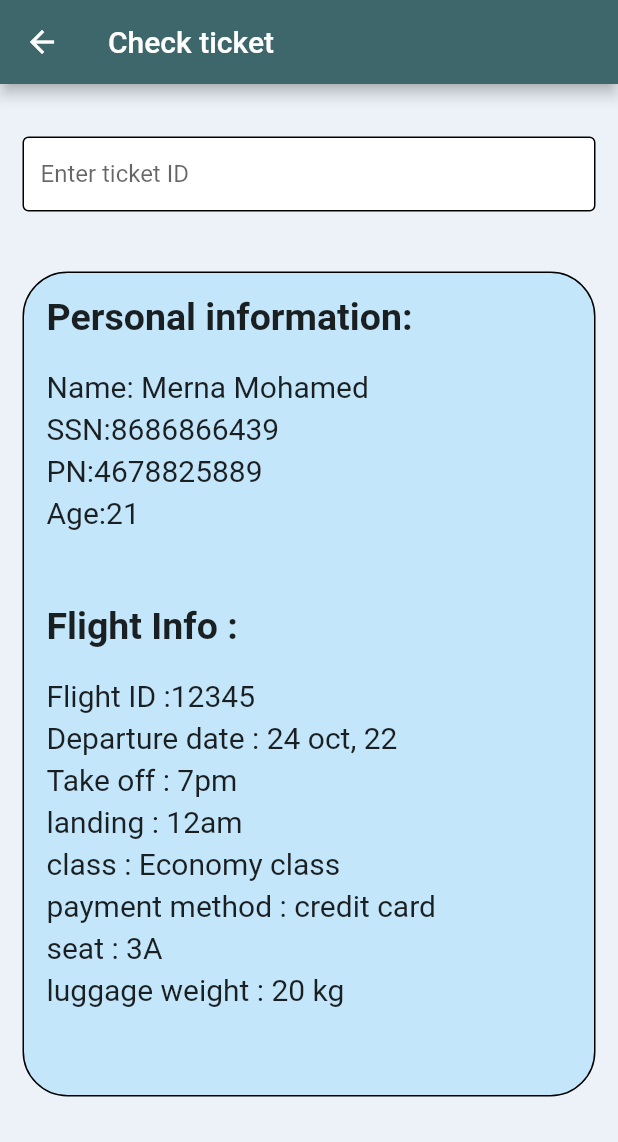
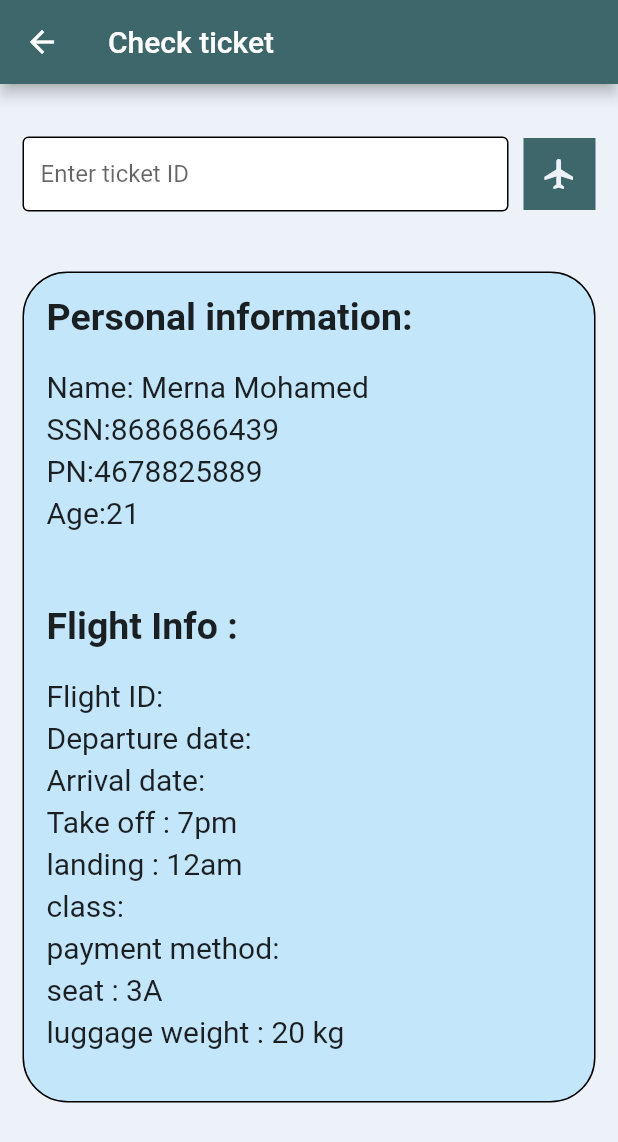
Before and after one commit to Mernamohamed44/airlineResrvation, a Flutter app: the CheckFlight screen opened directly, on a phone screen of 412 x 824 dp. Shown: the top 1142 px of the screen. Run offline on Flutter 3.47's test engine with Material 2 defaults, Android fonts, the phone set to English and light mode, and no system bars; our stand-ins replace firebase_core; accounts and stored records are empty.

Commit message:
some updates

```diff
--- a/lib/screens/check_flight.dart
+++ b/lib/screens/check_flight.dart
@@ -1,10 +1,50 @@
 import 'package:flutter/material.dart';
 import 'package:zeft/colors.dart';
-import '../widgets/screen_textfield.dart';
+import 'package:zeft/flight_data.dart';
+import 'package:zeft/widgets/check_ticket_data_box.dart';
 
 // ignore: must_be_immutable
-class CheckFlight extends StatelessWidget {
+class CheckFlight extends StatefulWidget {
   const CheckFlight({Key? key}) : super(key: key);
+
+  @override
+  State<CheckFlight> createState() => _CheckFlightState();
+}
+
+class _CheckFlightState extends State<CheckFlight> {
+  final myController = TextEditingController();
+
+  String id = "";
+  String departureAirport = "";
+  String arrivalAirport = "";
+  String departureDate = "";
+  String arrivalDate = "";
+  String ticketClass = "";
+  String paymentMethod = "";
+  String price = "";
+
+  int get flightIndex {
+    switch (myController.text) {
+      case "12345":
+        return 0;
+      case "56789":
+        return 1;
+      case "10000":
+        return 2;
+      case "23456":
+        return 3;
+      case "98765":
+        return 4;
+      case "54321":
+        return 5;
+      case "20000":
+        return 6;
+      case "50000":
+        return 7;
+      default:
+        return 0;
+    }
+  }
 
   @override
   Widget build(BuildContext context) {
@@ -16,77 +56,78 @@ class CheckFlight extends StatelessWidget {
       ),
       body: Padding(
         padding: const EdgeInsets.all(15.0),
+        child: SingleChildScrollView(
           child: Column(
             children: [
               const SizedBox(
                 height: 20,
               ),
-            const ScreenTextField('Enter ticket ID'),
+              SizedBox(
+                height: 50,
+                child: Row(
+                  children: [
+                    Expanded(
+                      child: TextField(
+                        controller: myController,
+                        decoration: const InputDecoration(
+                          label: Text("Enter ticket ID"),
+                          fillColor: Colors.white,
+                          filled: true,
+                          enabledBorder:
+                              OutlineInputBorder(borderSide: BorderSide()),
+                          focusedBorder: OutlineInputBorder(
+                              borderSide: BorderSide(width: 1)),
+                        ),
+                      ),
+                    ),
                     const SizedBox(
-              height: 40,
+                      width: 10,
                     ),
                     Container(
-              height: 550,
-              width: double.infinity,
-              decoration: BoxDecoration(
-                  color: lightBlue,
-                  borderRadius: const BorderRadius.all(Radius.circular(30)),
-                  border: Border.all(color: Colors.black)),
-              child: Padding(
-                padding: const EdgeInsets.all(15.0),
-                child: Column(
-                  mainAxisAlignment: MainAxisAlignment.start,
-                  crossAxisAlignment: CrossAxisAlignment.start,
-                  children: const [
-                    Text(
-                      'Personal information:',
-                      style:
-                          TextStyle(fontWeight: FontWeight.bold, fontSize: 25),
-                    ),
-                    SizedBox(height: 20),
-                    Text('Name: Merna Mohamed', style: TextStyle(fontSize: 20)),
-                    SizedBox(height: 5),
-                    Text('SSN:8686866439', style: TextStyle(fontSize: 20)),
-                    SizedBox(height: 5),
-                    Text('PN:4678825889', style: TextStyle(fontSize: 20)),
-                    SizedBox(height: 5),
-                    Text('Age:21', style: TextStyle(fontSize: 20)),
-                    SizedBox(
-                      height: 50,
-                    ),
-                    Text('Flight Info :',
-                        style: TextStyle(
-                            fontWeight: FontWeight.bold, fontSize: 25)),
-                    SizedBox(height: 20),
-                    Text('Flight ID :12345', style: TextStyle(fontSize: 20)),
-                    SizedBox(height: 5),
-                    Text('Departure date : 24 oct, 22',
-                        style: TextStyle(fontSize: 20)),
-                    SizedBox(height: 5),
-                    Text('Take off : 7pm', style: TextStyle(fontSize: 20)),
-                    SizedBox(height: 5),
-                    Text('landing : 12am', style: TextStyle(fontSize: 20)),
-                    SizedBox(height: 5),
-                    Text('class : Economy class ',
-                        style: TextStyle(fontSize: 20)),
-                    SizedBox(height: 5),
-                    Text('payment method : credit card ',
-                        style: TextStyle(fontSize: 20)),
-                    SizedBox(height: 5),
-                    Text('seat : 3A ', style: TextStyle(fontSize: 20)),
-                    SizedBox(height: 5),
-                    Text('luggage weight : 20 kg ',
-                        style: TextStyle(fontSize: 20)),
-                    SizedBox(
-                      height: 20,
-                    ),
-                  ],
+                      color: darkBlue,
+                      child: IconButton(
+                        onPressed: () {
+                          setState(() {
+                            id = flightData[flightIndex].id;
+                            departureAirport =
+                                flightData[flightIndex].departureAirport;
+                            arrivalAirport =
+                                flightData[flightIndex].arrivalAirport;
+                            departureDate =
+                                flightData[flightIndex].departureDate;
+                            arrivalDate = flightData[flightIndex].arrivalDate;
+                            ticketClass = flightData[flightIndex].ticketClass;
+                            paymentMethod =
+                                flightData[flightIndex].paymentMethod;
+                            price = flightData[flightIndex].price;
+                          });
+                        },
+                        icon: Icon(
+                          Icons.flight,
+                          color: white,
                         ),
                       ),
                     )
                   ],
                 ),
               ),
+              const SizedBox(
+                height: 40,
+              ),
+              DataBox(
+                id: id,
+                price: price,
+                departureDate: departureDate,
+                paymentMethod: paymentMethod,
+                arrivalDate: arrivalDate,
+                ticketClass: ticketClass,
+                arrivalAirport: arrivalAirport,
+                departureAirport: departureAirport,
+              ),
+            ],
+          ),
+        ),
+      ),
     );
   }
 }
--- a/lib/screens/ticket_info.dart
+++ b/lib/screens/ticket_info.dart
@@ -46,7 +46,7 @@ class TicketInfo extends StatelessWidget {
                       height: 15,
                     ),
                     Text(
-                      "Flight ID: "+flightData[index].id,
+                      "Flight ID: "+flightData[index].id.toString(),
                       style: const TextStyle(
                         fontSize: 24,
                       ),
--- /dev/null
+++ b/lib/widgets/check_ticket_data_box.dart
@@ -0,0 +1,89 @@
+import 'package:flutter/material.dart';
+import 'package:zeft/colors.dart';
+
+class DataBox extends StatelessWidget {
+  const DataBox({
+    Key? key,
+    required this.id,
+    required this.departureAirport,
+    required this.arrivalAirport,
+    required this.departureDate,
+    required this.arrivalDate,
+    required this.ticketClass,
+    required this.paymentMethod,
+    required this.price,
+  }) : super(key: key);
+
+  final String id;
+  final String departureAirport;
+  final String arrivalAirport;
+  final String departureDate;
+  final String arrivalDate;
+  final String ticketClass;
+  final String paymentMethod;
+  final String price;
+
+  @override
+  Widget build(BuildContext context) {
+    return SingleChildScrollView(
+      child: Container(
+        width: double.infinity,
+        decoration: BoxDecoration(
+            color: lightBlue,
+            borderRadius: const BorderRadius.all(Radius.circular(30)),
+            border: Border.all(color: Colors.black)),
+        child: Padding(
+          padding: const EdgeInsets.all(15.0),
+          child: Column(
+            mainAxisAlignment: MainAxisAlignment.start,
+            crossAxisAlignment: CrossAxisAlignment.start,
+            children: [
+              const Text(
+                'Personal information:',
+                style: TextStyle(fontWeight: FontWeight.bold, fontSize: 25),
+              ),
+              const SizedBox(height: 20),
+              const Text('Name: Merna Mohamed', style: TextStyle(fontSize: 20)),
+              const SizedBox(height: 5),
+              const Text('SSN:8686866439', style: TextStyle(fontSize: 20)),
+              const SizedBox(height: 5),
+              const Text('PN:4678825889', style: TextStyle(fontSize: 20)),
+              const SizedBox(height: 5),
+              const Text('Age:21', style: TextStyle(fontSize: 20)),
+              const SizedBox(
+                height: 50,
+              ),
+              const Text('Flight Info :',
+                  style: TextStyle(fontWeight: FontWeight.bold, fontSize: 25)),
+              const SizedBox(height: 20),
+              Text('Flight ID: ' + id, style: const TextStyle(fontSize: 20)),
+              const SizedBox(height: 5),
+              Text('Departure date: ' + departureDate,
+                  style: const TextStyle(fontSize: 20)),
+              const SizedBox(height: 5),
+              Text('Arrival date: ' + arrivalDate,
+                  style: const TextStyle(fontSize: 20)),
+              const SizedBox(height: 5),
+              const Text('Take off : 7pm', style: TextStyle(fontSize: 20)),
+              const SizedBox(height: 5),
+              const Text('landing : 12am', style: TextStyle(fontSize: 20)),
+              const SizedBox(height: 5),
+              Text('class: ' + ticketClass, style: const TextStyle(fontSize: 20)),
+              const SizedBox(height: 5),
+              Text('payment method: ' + paymentMethod,
+                  style: const TextStyle(fontSize: 20)),
+              const SizedBox(height: 5),
+              const Text('seat : 3A ', style: TextStyle(fontSize: 20)),
+              const SizedBox(height: 5),
+              const Text('luggage weight : 20 kg ',
+                  style: TextStyle(fontSize: 20)),
+              const SizedBox(
+                height: 20,
+              ),
+            ],
+          ),
+        ),
+      ),
+    );
+  }
+}
```
Lines whose indentation alone changed are shown as unchanged.
